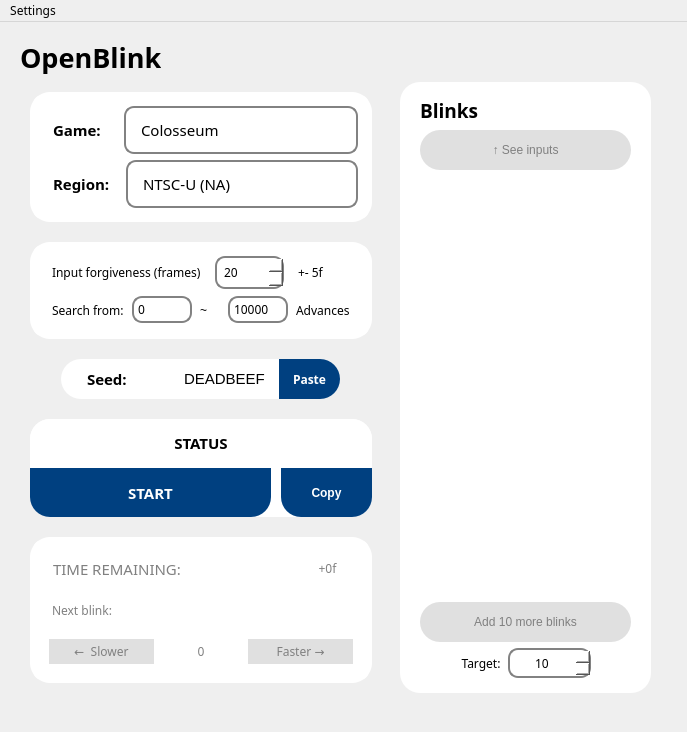
Qt form OpenBlink/GuiProjectBackup/OpenBlink2/mainwindow.ui (KapitalRoser/OpenBlink) before a commit.
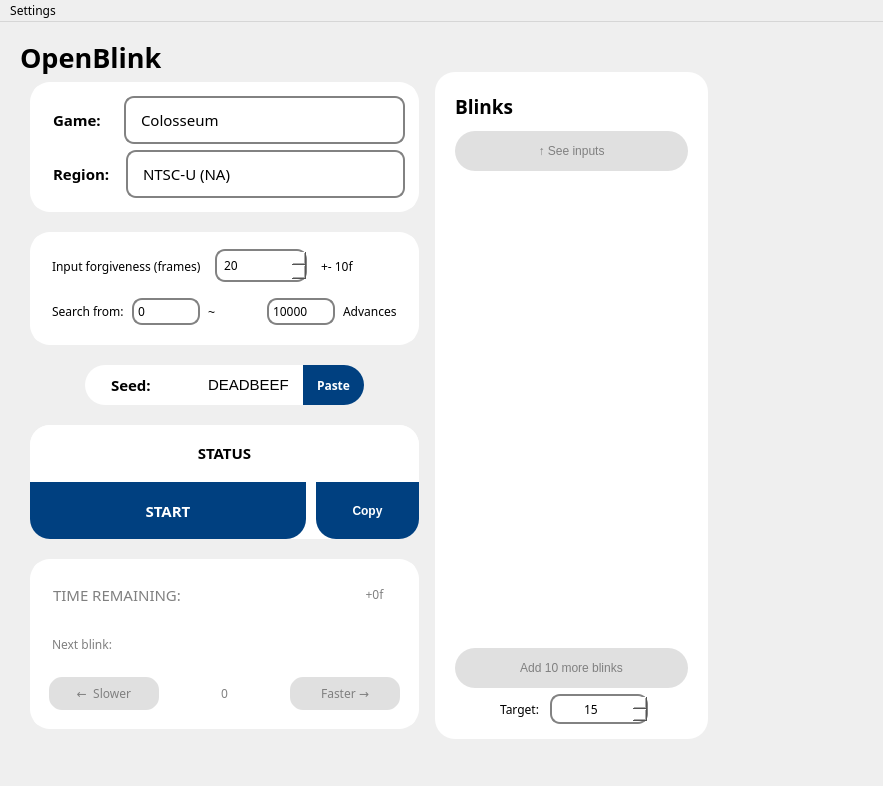
The same form after that commit. Icons and pictures are not drawn.

```diff
--- a/OpenBlink/GuiProjectBackup/OpenBlink2/mainwindow.ui
+++ b/OpenBlink/GuiProjectBackup/OpenBlink2/mainwindow.ui
@@ -6,8 +6,8 @@
    <rect>
     <x>0</x>
     <y>0</y>
-    <width>687</width>
-    <height>732</height>
+    <width>883</width>
+    <height>786</height>
    </rect>
   </property>
   <property name="font">
@@ -27,7 +27,7 @@
      <rect>
       <x>20</x>
       <y>10</y>
-      <width>141</width>
+      <width>221</width>
       <height>51</height>
      </rect>
     </property>
@@ -42,311 +42,17 @@
      <string>OpenBlink</string>
     </property>
    </widget>
-   <widget class="QFrame" name="blinkTableFrame">
-    <property name="geometry">
-     <rect>
-      <x>400</x>
-      <y>60</y>
-      <width>251</width>
-      <height>611</height>
-     </rect>
-    </property>
-    <property name="font">
-     <font>
-      <family>Century Gothic</family>
-     </font>
-    </property>
-    <property name="styleSheet">
-     <string notr="true">color: black;
-background-color: white;
-border-radius: 20px;
-</string>
-    </property>
-    <property name="frameShape">
-     <enum>QFrame::StyledPanel</enum>
-    </property>
-    <property name="frameShadow">
-     <enum>QFrame::Raised</enum>
-    </property>
-    <layout class="QVBoxLayout" name="verticalLayout">
-     <property name="spacing">
-      <number>6</number>
-     </property>
-     <property name="leftMargin">
-      <number>20</number>
-     </property>
-     <property name="topMargin">
-      <number>15</number>
-     </property>
-     <property name="rightMargin">
-      <number>20</number>
-     </property>
-     <property name="bottomMargin">
-      <number>15</number>
-     </property>
-     <item>
-      <widget class="QLabel" name="label_9">
-       <property name="font">
-        <font>
-         <family>Century Gothic</family>
-         <pointsize>14</pointsize>
-         <bold>true</bold>
-        </font>
-       </property>
-       <property name="text">
-        <string>Blinks</string>
-       </property>
-      </widget>
-     </item>
-     <item>
-      <widget class="QPushButton" name="seeInputButton">
-       <property name="enabled">
-        <bool>false</bool>
-       </property>
-       <property name="sizePolicy">
-        <sizepolicy hsizetype="Minimum" vsizetype="Preferred">
-         <horstretch>0</horstretch>
-         <verstretch>0</verstretch>
-        </sizepolicy>
-       </property>
-       <property name="minimumSize">
-        <size>
-         <width>0</width>
-         <height>40</height>
-        </size>
-       </property>
-       <property name="styleSheet">
-        <string notr="true">QPushButton{background-color: #004080;
-font: 9pt &quot;Century Gothic&quot;;
-color: white;
-font-weight: bold;
-border-radius:20px;
-}
-QPushButton:hover{
-background-color: #265d93;
-}
-QPushButton:pressed{
-background-color: #004080;
-}
-QPushButton:disabled{
-background-color:#e0e0e0;
-font-weight:normal;
-color:grey;
-}</string>
-       </property>
-       <property name="text">
-        <string>↑ See inputs</string>
-       </property>
-      </widget>
-     </item>
-     <item>
-      <widget class="QFrame" name="frame">
-       <property name="minimumSize">
-        <size>
-         <width>0</width>
-         <height>465</height>
-        </size>
-       </property>
-       <property name="frameShape">
-        <enum>QFrame::NoFrame</enum>
-       </property>
-       <property name="frameShadow">
-        <enum>QFrame::Plain</enum>
-       </property>
-       <property name="lineWidth">
-        <number>0</number>
-       </property>
-       <widget class="QTableWidget" name="outTable">
-        <property name="geometry">
-         <rect>
-          <x>0</x>
-          <y>9</y>
-          <width>210</width>
-          <height>451</height>
-         </rect>
-        </property>
-        <property name="frameShape">
-         <enum>QFrame::NoFrame</enum>
-        </property>
-        <property name="frameShadow">
-         <enum>QFrame::Plain</enum>
-        </property>
-        <property name="lineWidth">
-         <number>0</number>
-        </property>
-        <property name="editTriggers">
-         <set>QAbstractItemView::NoEditTriggers</set>
-        </property>
-        <property name="selectionBehavior">
-         <enum>QAbstractItemView::SelectItems</enum>
-        </property>
-        <property name="wordWrap">
-         <bool>false</bool>
-        </property>
-        <property name="cornerButtonEnabled">
-         <bool>false</bool>
-        </property>
-        <attribute name="horizontalHeaderVisible">
-         <bool>true</bool>
-        </attribute>
-       </widget>
-      </widget>
-     </item>
-     <item>
-      <widget class="QPushButton" name="increaseBlinksButton">
-       <property name="enabled">
-        <bool>false</bool>
-       </property>
-       <property name="sizePolicy">
-        <sizepolicy hsizetype="Minimum" vsizetype="Minimum">
-         <horstretch>0</horstretch>
-         <verstretch>0</verstretch>
-        </sizepolicy>
-       </property>
-       <property name="minimumSize">
-        <size>
-         <width>0</width>
-         <height>40</height>
-        </size>
-       </property>
-       <property name="styleSheet">
-        <string notr="true">QPushButton{background-color: #004080;
-font: 9pt &quot;Century Gothic&quot;;
-color: white;
-font-weight: bold;
-border-radius:20px;
-}
-QPushButton:hover{
-background-color: #265d93;
-}
-QPushButton:pressed{
-background-color: #004080;
-}
-QPushButton:disabled{
-background-color:#e0e0e0;
-font-weight:normal;
-color:grey;
-}</string>
-       </property>
-       <property name="text">
-        <string>Add 10 more blinks</string>
-       </property>
-      </widget>
-     </item>
-     <item>
-      <layout class="QHBoxLayout" name="horizontalLayout_4" stretch="0,1,2,0">
-       <property name="rightMargin">
-        <number>0</number>
-       </property>
-       <item>
-        <spacer name="horizontalSpacer_4">
-         <property name="orientation">
-          <enum>Qt::Horizontal</enum>
-         </property>
-         <property name="sizeHint" stdset="0">
-          <size>
-           <width>40</width>
-           <height>20</height>
-          </size>
-         </property>
-        </spacer>
-       </item>
-       <item>
-        <widget class="QLabel" name="label_2">
-         <property name="font">
-          <font>
-           <family>Century Gothic</family>
-          </font>
-         </property>
-         <property name="text">
-          <string>Target:</string>
-         </property>
-         <property name="alignment">
-          <set>Qt::AlignCenter</set>
-         </property>
-        </widget>
-       </item>
-       <item>
-        <widget class="QSpinBox" name="arbTargetBox">
-         <property name="sizePolicy">
-          <sizepolicy hsizetype="Minimum" vsizetype="Fixed">
-           <horstretch>0</horstretch>
-           <verstretch>0</verstretch>
-          </sizepolicy>
-         </property>
-         <property name="minimumSize">
-          <size>
-           <width>0</width>
-           <height>30</height>
-          </size>
-         </property>
-         <property name="font">
-          <font>
-           <family>Century Gothic</family>
-           <pointsize>9</pointsize>
-          </font>
-         </property>
-         <property name="styleSheet">
-          <string notr="true">QSpinBox{
-border: 2px solid #828282;
-border-radius: 10px;
-}
-
-QSpinBox::up-button{
-image: url(:/resfix1/arrow2.jpg);
-width: 12px;
-height:12px;
-padding-right: 5px;
-padding-top:2px;
-}
-QSpinBox::down-button{
-image: url(:/resfix1/arrow1.jpg);
-width: 12px;
-height:12px;
-padding-right: 5px;
-padding-bottom:2px;
-}</string>
-         </property>
-         <property name="alignment">
-          <set>Qt::AlignCenter</set>
-         </property>
-         <property name="minimum">
-          <number>1</number>
-         </property>
-         <property name="maximum">
-          <number>1000</number>
-         </property>
-         <property name="value">
-          <number>10</number>
-         </property>
-        </widget>
-       </item>
-       <item>
-        <spacer name="horizontalSpacer_3">
-         <property name="orientation">
-          <enum>Qt::Horizontal</enum>
-         </property>
-         <property name="sizeHint" stdset="0">
-          <size>
-           <width>40</width>
-           <height>20</height>
-          </size>
-         </property>
-        </spacer>
-       </item>
-      </layout>
-     </item>
-    </layout>
-   </widget>
-   <widget class="QWidget" name="verticalLayoutWidget">
+   <widget class="QWidget" name="horizontalLayoutWidget">
     <property name="geometry">
      <rect>
       <x>20</x>
-      <y>60</y>
-      <width>362</width>
-      <height>611</height>
+      <y>50</y>
+      <width>688</width>
+      <height>667</height>
      </rect>
     </property>
+    <layout class="QHBoxLayout" name="BodyHoriz" stretch="3,2">
+     <item>
     <layout class="QVBoxLayout" name="verticalLayout_5" stretch="2,2,0,2,3">
      <property name="spacing">
       <number>20</number>
@@ -624,7 +330,7 @@
              </font>
             </property>
             <property name="text">
-             <string>+- 5f</string>
+               <string>+- 10f</string>
             </property>
            </widget>
           </item>
@@ -1310,6 +1016,307 @@
       </widget>
      </item>
     </layout>
+     </item>
+     <item>
+      <widget class="QFrame" name="blinkTableFrame">
+       <property name="font">
+        <font>
+         <family>Century Gothic</family>
+        </font>
+       </property>
+       <property name="styleSheet">
+        <string notr="true">color: black;
+background-color: white;
+border-radius: 20px;
+</string>
+       </property>
+       <property name="frameShape">
+        <enum>QFrame::StyledPanel</enum>
+       </property>
+       <property name="frameShadow">
+        <enum>QFrame::Raised</enum>
+       </property>
+       <layout class="QVBoxLayout" name="verticalLayout">
+        <property name="spacing">
+         <number>6</number>
+        </property>
+        <property name="leftMargin">
+         <number>20</number>
+        </property>
+        <property name="topMargin">
+         <number>15</number>
+        </property>
+        <property name="rightMargin">
+         <number>20</number>
+        </property>
+        <property name="bottomMargin">
+         <number>15</number>
+        </property>
+        <item>
+         <widget class="QLabel" name="label_9">
+          <property name="font">
+           <font>
+            <family>Century Gothic</family>
+            <pointsize>14</pointsize>
+            <bold>true</bold>
+           </font>
+          </property>
+          <property name="text">
+           <string>Blinks</string>
+          </property>
+         </widget>
+        </item>
+        <item>
+         <widget class="QPushButton" name="seeInputButton">
+          <property name="enabled">
+           <bool>false</bool>
+          </property>
+          <property name="sizePolicy">
+           <sizepolicy hsizetype="Minimum" vsizetype="Preferred">
+            <horstretch>0</horstretch>
+            <verstretch>0</verstretch>
+           </sizepolicy>
+          </property>
+          <property name="minimumSize">
+           <size>
+            <width>0</width>
+            <height>40</height>
+           </size>
+          </property>
+          <property name="styleSheet">
+           <string notr="true">QPushButton{background-color: #004080;
+font: 9pt &quot;Century Gothic&quot;;
+color: white;
+font-weight: bold;
+border-radius:20px;
+}
+QPushButton:hover{
+background-color: #265d93;
+}
+QPushButton:pressed{
+background-color: #004080;
+}
+QPushButton:disabled{
+background-color:#e0e0e0;
+font-weight:normal;
+color:grey;
+}</string>
+          </property>
+          <property name="text">
+           <string>↑ See inputs</string>
+          </property>
+         </widget>
+        </item>
+        <item>
+         <widget class="QFrame" name="frame">
+          <property name="minimumSize">
+           <size>
+            <width>0</width>
+            <height>465</height>
+           </size>
+          </property>
+          <property name="frameShape">
+           <enum>QFrame::NoFrame</enum>
+          </property>
+          <property name="frameShadow">
+           <enum>QFrame::Plain</enum>
+          </property>
+          <property name="lineWidth">
+           <number>0</number>
+          </property>
+          <widget class="QTableWidget" name="outTable">
+           <property name="geometry">
+            <rect>
+             <x>0</x>
+             <y>9</y>
+             <width>210</width>
+             <height>451</height>
+            </rect>
+           </property>
+           <property name="frameShape">
+            <enum>QFrame::NoFrame</enum>
+           </property>
+           <property name="frameShadow">
+            <enum>QFrame::Plain</enum>
+           </property>
+           <property name="lineWidth">
+            <number>0</number>
+           </property>
+           <property name="editTriggers">
+            <set>QAbstractItemView::NoEditTriggers</set>
+           </property>
+           <property name="selectionBehavior">
+            <enum>QAbstractItemView::SelectItems</enum>
+           </property>
+           <property name="wordWrap">
+            <bool>false</bool>
+           </property>
+           <property name="cornerButtonEnabled">
+            <bool>false</bool>
+           </property>
+           <attribute name="horizontalHeaderVisible">
+            <bool>true</bool>
+           </attribute>
+          </widget>
+         </widget>
+        </item>
+        <item>
+         <widget class="QPushButton" name="increaseBlinksButton">
+          <property name="enabled">
+           <bool>false</bool>
+          </property>
+          <property name="sizePolicy">
+           <sizepolicy hsizetype="Minimum" vsizetype="Minimum">
+            <horstretch>0</horstretch>
+            <verstretch>0</verstretch>
+           </sizepolicy>
+          </property>
+          <property name="minimumSize">
+           <size>
+            <width>0</width>
+            <height>40</height>
+           </size>
+          </property>
+          <property name="styleSheet">
+           <string notr="true">QPushButton{background-color: #004080;
+font: 9pt &quot;Century Gothic&quot;;
+color: white;
+font-weight: bold;
+border-radius:20px;
+}
+QPushButton:hover{
+background-color: #265d93;
+}
+QPushButton:pressed{
+background-color: #004080;
+}
+QPushButton:disabled{
+background-color:#e0e0e0;
+font-weight:normal;
+color:grey;
+}</string>
+          </property>
+          <property name="text">
+           <string>Add 10 more blinks</string>
+          </property>
+         </widget>
+        </item>
+        <item>
+         <layout class="QHBoxLayout" name="horizontalLayout_4" stretch="0,1,2,0">
+          <property name="rightMargin">
+           <number>0</number>
+          </property>
+          <item>
+           <spacer name="horizontalSpacer_4">
+            <property name="orientation">
+             <enum>Qt::Horizontal</enum>
+            </property>
+            <property name="sizeHint" stdset="0">
+             <size>
+              <width>40</width>
+              <height>20</height>
+             </size>
+            </property>
+           </spacer>
+          </item>
+          <item>
+           <widget class="QLabel" name="label_2">
+            <property name="font">
+             <font>
+              <family>Century Gothic</family>
+             </font>
+            </property>
+            <property name="styleSheet">
+             <string notr="true">QLabel:disabled{
+color:grey;
+}</string>
+            </property>
+            <property name="text">
+             <string>Target:</string>
+            </property>
+            <property name="alignment">
+             <set>Qt::AlignCenter</set>
+            </property>
+           </widget>
+          </item>
+          <item>
+           <widget class="QSpinBox" name="arbTargetBox">
+            <property name="sizePolicy">
+             <sizepolicy hsizetype="Minimum" vsizetype="Fixed">
+              <horstretch>0</horstretch>
+              <verstretch>0</verstretch>
+             </sizepolicy>
+            </property>
+            <property name="minimumSize">
+             <size>
+              <width>0</width>
+              <height>30</height>
+             </size>
+            </property>
+            <property name="font">
+             <font>
+              <family>Century Gothic</family>
+              <pointsize>9</pointsize>
+             </font>
+            </property>
+            <property name="styleSheet">
+             <string notr="true">QSpinBox{
+border: 2px solid #828282;
+border-radius: 10px;
+}
+
+QSpinBox::up-button{
+image: url(:/resfix1/arrow2.jpg);
+width: 12px;
+height:12px;
+padding-right: 5px;
+padding-top:2px;
+}
+QSpinBox::down-button{
+image: url(:/resfix1/arrow1.jpg);
+width: 12px;
+height:12px;
+padding-right: 5px;
+padding-bottom:2px;
+}
+QSpinBox:disabled{
+color:grey;
+border-color: lightgrey;
+}</string>
+            </property>
+            <property name="alignment">
+             <set>Qt::AlignCenter</set>
+            </property>
+            <property name="minimum">
+             <number>1</number>
+            </property>
+            <property name="maximum">
+             <number>1000</number>
+            </property>
+            <property name="value">
+             <number>15</number>
+            </property>
+           </widget>
+          </item>
+          <item>
+           <spacer name="horizontalSpacer_3">
+            <property name="orientation">
+             <enum>Qt::Horizontal</enum>
+            </property>
+            <property name="sizeHint" stdset="0">
+             <size>
+              <width>40</width>
+              <height>20</height>
+             </size>
+            </property>
+           </spacer>
+          </item>
+         </layout>
+        </item>
+       </layout>
+      </widget>
+     </item>
+    </layout>
    </widget>
   </widget>
   <widget class="QMenuBar" name="menubar">
@@ -1317,8 +1324,8 @@
     <rect>
      <x>0</x>
      <y>0</y>
-     <width>687</width>
-     <height>20</height>
+     <width>883</width>
+     <height>27</height>
     </rect>
    </property>
    <widget class="QMenu" name="menuSettings">
```
Lines whose indentation alone changed are shown as unchanged.
